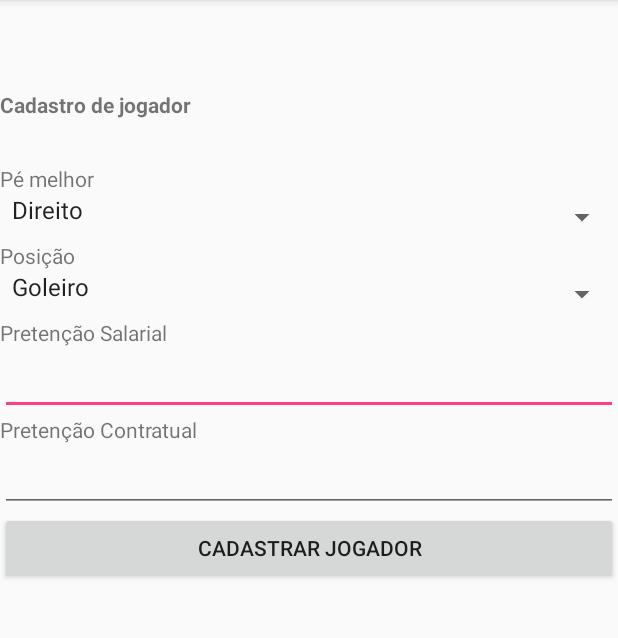
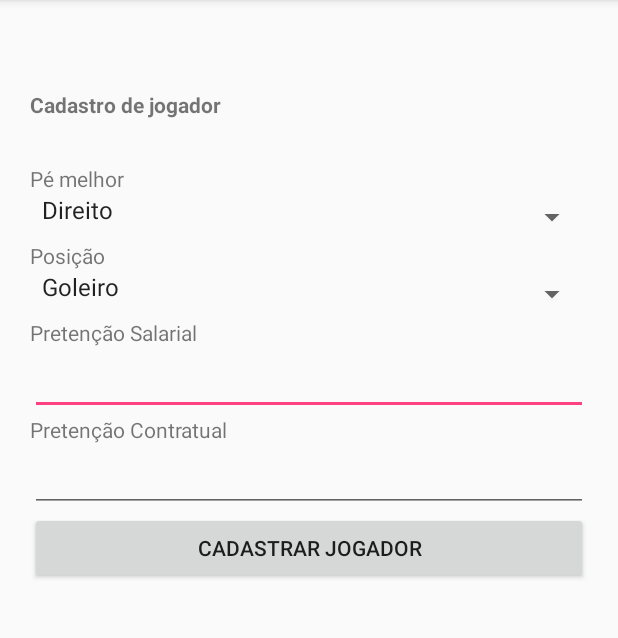
Before and after one commit to brunojamelli/GitfootJogador, an Android app: the screen it shows after launch once a user with an empty profile is signed in (JogadorActivity), after a tap on "Adicionar informações", on a phone screen of 412 x 824 dp, the part 60-698 px from its top. Run offline under Robolectric (Android 15) with nearby library versions, the phone set to English and light mode, and no system bars; our stand-ins replace CircleImageView, Firebase (no records; nobody signed in at launch, a user with empty details on screens opened directly); libraries missing offline, so code that uses them is left out: com.firebase.ui; 3 statements that could not run were skipped; 1 other tap on this screen came first.

Commit message:
usando melhor o GlideUtil e configurando bordas para os fragments.

```diff
--- a/app/src/main/java/com/example/jamelli/gitfootjogador/JogadorActivity.java
+++ b/app/src/main/java/com/example/jamelli/gitfootjogador/JogadorActivity.java
@@ -15,6 +15,7 @@ import android.widget.Toast;
 import com.example.jamelli.gitfootjogador.fragment.FragmentCadastro;
 import com.example.jamelli.gitfootjogador.fragment.FragmentInicio;
 import com.example.jamelli.gitfootjogador.fragment.FragmentLocalizacao;
+import com.example.jamelli.gitfootjogador.fragment.FragmentMapeamento;
 import com.example.jamelli.gitfootjogador.fragment.FragmentMostrar;
 import com.firebase.ui.auth.AuthUI;
 
@@ -60,13 +61,13 @@ public class JogadorActivity extends AppCompatActivity {
                         break;
 
                     case R.id.nav_fourth_fragment:
-                        frags = new FragmentCadastro();
+                        frags = new FragmentLocalizacao();
                         drawer.closeDrawer(GravityCompat.START);
                         //Toast.makeText(JogadorActivity.this, "ID:"+idItem, Toast.LENGTH_SHORT).show();
                         break;
 
                     case R.id.nav_fifth_fragment:
-                        frags = new FragmentLocalizacao();
+                        frags = new FragmentMapeamento();
                         drawer.closeDrawer(GravityCompat.START);
                         //Toast.makeText(JogadorActivity.this, "ID:"+idItem, Toast.LENGTH_SHORT).show();
                         break;
--- a/app/src/main/java/com/example/jamelli/gitfootjogador/fragment/FragmentCadastro.java
+++ b/app/src/main/java/com/example/jamelli/gitfootjogador/fragment/FragmentCadastro.java
@@ -79,7 +79,8 @@ public class FragmentCadastro extends Fragment implements View.OnClickListener{
     }
 
     private void initDBandAuth(){
-        dataref = FirebaseUtil.getBaseRefJogador();
+        fdatabase = FirebaseDatabase.getInstance();
+        dataref = fdatabase.getReference().child("jogador");;
     }
 
     public void clearFields(){
@@ -89,32 +90,9 @@ public class FragmentCadastro extends Fragment implements View.OnClickListener{
         et_pc.setText("");
     }
 
+    /*
     public boolean checkExistingPlayer(String email){
-        /*clistener = new ChildEventListener() {
 
-            @Override
-            public void onChildAdded(@NonNull DataSnapshot dataSnapshot, @Nullable String s) {
-                Log.i("achou","achou -> "+dataSnapshot.toString());
-                FragmentCadastro.jogSearch =  dataSnapshot.getValue(Jogador.class);
-            }
-
-            @Override
-            public void onChildChanged(@NonNull DataSnapshot dataSnapshot, @Nullable String s) { }
-
-            @Override
-            public void onChildRemoved(@NonNull DataSnapshot dataSnapshot) { }
-
-            @Override
-            public void onChildMoved(@NonNull DataSnapshot dataSnapshot, @Nullable String s) { }
-
-            @Override
-            public void onCancelled(@NonNull DatabaseError databaseError) { }
-        };
-        dataref.orderByChild("email").equalTo(email).addChildEventListener(clistener);
-
-        if(FragmentCadastro.jogSearch!= null){
-            return true;
-        }*/
         Query query1 = dataref.orderByChild("email").equalTo(email).limitToFirst(1);
         query1.addListenerForSingleValueEvent(new ValueEventListener() {
             @Override
@@ -134,14 +112,15 @@ public class FragmentCadastro extends Fragment implements View.OnClickListener{
         return false;
 
     }
+    */
     @Override
     public void onClick(final View v) { //check for what button is pressed
         String texto="";
         Log.i("escolhido",sp_pe.getSelectedItem().toString());
         switch (v.getId()) {
             case R.id.btnCadJogador:
-                if(checkExistingPlayer(FirebaseUtil.getJogador().getEmail())){
-                    texto = "Desculpe, já existe jogador com esse email";
+                if(et_pc.getText().toString().equals("") && et_ps.getText().toString().equals("")){
+                    texto = "Por favor, preencha todos os campos";
                 }else{
                     Log.i("cad1",FirebaseUtil.getJogador().getEmail());
                     Jogador j = new Jogador(
@@ -159,7 +138,7 @@ public class FragmentCadastro extends Fragment implements View.OnClickListener{
                     dataref.child(j.getUid()).setValue(j);
                     clearFields();
                     texto = "Cadastro realizado com sucesso";
-                    }
+                }
                 Snackbar.make(tela, texto, Snackbar.LENGTH_LONG).show();
 
                 break;
--- a/app/src/main/java/com/example/jamelli/gitfootjogador/fragment/FragmentInicio.java
+++ b/app/src/main/java/com/example/jamelli/gitfootjogador/fragment/FragmentInicio.java
@@ -12,6 +12,7 @@ import android.widget.TextView;
 import com.bumptech.glide.Glide;
 import com.example.jamelli.gitfootjogador.R;
 import com.example.jamelli.gitfootjogador.util.FirebaseUtil;
+import com.example.jamelli.gitfootjogador.util.GlideUtil;
 import com.google.firebase.auth.FirebaseAuth;
 import com.google.firebase.auth.FirebaseUser;
 
@@ -34,10 +35,7 @@ public class FragmentInicio extends Fragment{
         photoUrl = FirebaseUtil.getJogador().getPhotoUrl();
         nome = FirebaseUtil.getJogador().getNome();
         txInicio.setText(getString(R.string.bem_vindo) +" "+nome);
-        Glide.with(profileFoto.getContext())
-                    .load(photoUrl)
-                    .into(profileFoto);
-
+        GlideUtil.loadProfileIcon(photoUrl,profileFoto);
 
 
         return v;
--- a/app/src/main/java/com/example/jamelli/gitfootjogador/fragment/FragmentBuscar.java
+++ b/app/src/main/java/com/example/jamelli/gitfootjogador/fragment/FragmentMapeamento.java
@@ -7,13 +7,13 @@ import android.view.View;
 import android.view.ViewGroup;
 
 import com.example.jamelli.gitfootjogador.R;
-public class FragmentBuscar extends Fragment{
-    public FragmentBuscar(){
+public class FragmentMapeamento extends Fragment{
+    public FragmentMapeamento(){
 
     }
     @Override
     public View onCreateView(LayoutInflater inflater, ViewGroup container, Bundle b) {
-        View v = inflater.inflate(R.layout.fragment_buscar, container, false);
+        View v = inflater.inflate(R.layout.fragment_mapeamento, container, false);
 
         return v;
     }
--- a/app/src/main/java/com/example/jamelli/gitfootjogador/recycler/JogadorAdapter.java
+++ b/app/src/main/java/com/example/jamelli/gitfootjogador/recycler/JogadorAdapter.java
@@ -9,6 +9,7 @@ import android.view.ViewGroup;
 import com.bumptech.glide.Glide;
 import com.example.jamelli.gitfootjogador.R;
 import com.example.jamelli.gitfootjogador.modelo.Jogador;
+import com.example.jamelli.gitfootjogador.util.GlideUtil;
 
 import java.util.List;
 
@@ -33,9 +34,7 @@ public class JogadorAdapter extends RecyclerView.Adapter{
         boolean photo = jchoise.getPhotoUrl() != null;
         if(photo){
             jholder.photoImageView.setVisibility(View.VISIBLE);
-            Glide.with(jholder.photoImageView.getContext())
-                    .load(jchoise.getPhotoUrl())
-                    .into(jholder.photoImageView);
+            GlideUtil.loadProfileIcon(jchoise.getPhotoUrl(),jholder.photoImageView);
         }else{
             jholder.photoImageView.setVisibility(View.GONE);
         }
--- a/app/src/main/res/layout/fragment_cadastro.xml
+++ b/app/src/main/res/layout/fragment_cadastro.xml
@@ -6,7 +6,10 @@
     android:layout_marginTop="100dp"
     android:paddingBottom="15dp"
     tools:context=".JogadorActivity"
-    android:id="@+id/telaCad">
+    android:id="@+id/telaCad"
+    android:paddingStart="20dp"
+    android:paddingEnd="20dp"
+    >
 
 
     <TextView
@@ -17,20 +20,6 @@
         android:textStyle="bold"
         android:layout_gravity="center"
         android:layout_marginBottom="30dp"/>
-<!--
-    <TextView
-        android:id="@+id/textView"
-        android:layout_width="match_parent"
-        android:layout_height="wrap_content"
-        android:text="Email" />
-
-    <EditText
-        android:id="@+id/etEmail"
-        android:layout_width="match_parent"
-        android:layout_height="wrap_content"
-        android:ems="10"
-        android:inputType="textPersonName" />
--->
     <TextView
         android:id="@+id/textView2"
         android:layout_width="match_parent"
--- a/app/src/main/res/layout/fragment_buscar.xml
+++ b/app/src/main/res/layout/fragment_mapeamento.xml
@@ -13,5 +13,5 @@
         android:id="@+id/tv"
         android:layout_width="match_parent"
         android:layout_height="wrap_content"
-        android:text="Tela Buscar" />
+        android:text="Tela Mapeamento" />
 </LinearLayout>
--- a/app/src/main/res/menu/menu.xml
+++ b/app/src/main/res/menu/menu.xml
@@ -12,19 +12,19 @@
             android:title="Adicionar informações" />
 
         <item
-            android:id="@+id/nav_fourth_fragment"
-            android:icon="@drawable/tres"
-            android:title="Editar informações" />
-
-        <item
             android:id="@+id/nav_third_fragment"
             android:icon="@drawable/tres"
             android:title="Ver olheiros" />
 
         <item
+            android:id="@+id/nav_fourth_fragment"
+            android:icon="@drawable/tres"
+            android:title="Enviar sua localização" />
+
+        <item
             android:id="@+id/nav_fifth_fragment"
             android:icon="@drawable/tres"
-            android:title="Enviar sua localização" />
+            android:title="Mapear Olheiros" />
 
         <item
             android:id="@+id/nav_sair"
```
Also changed, not shown: app/src/main/java/com/example/jamelli/gitfootjogador/fragment/FragmentMostrar.java (+15 -6 lines), app/src/main/res/layout/fragment_mostrar.xml (+9 -8 lines).
